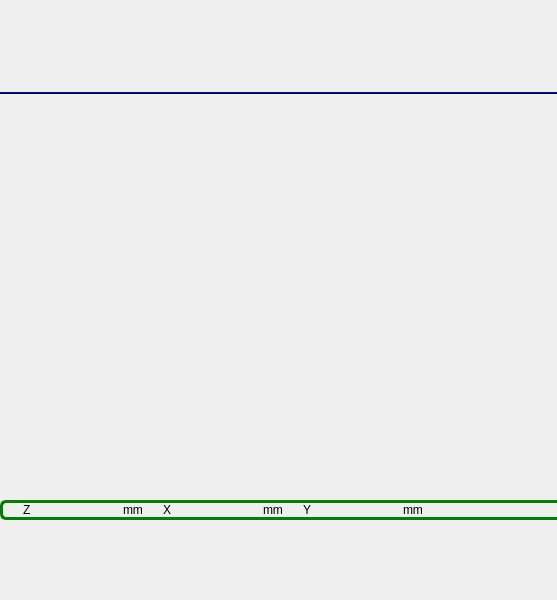
Above: mainframe.ui from GaussCheng/2-5AxisPunch before the change; both pictures show x 0 to 557 and y 0 to 600 of the 800 by 600 pixel window. Below: the same form after it.
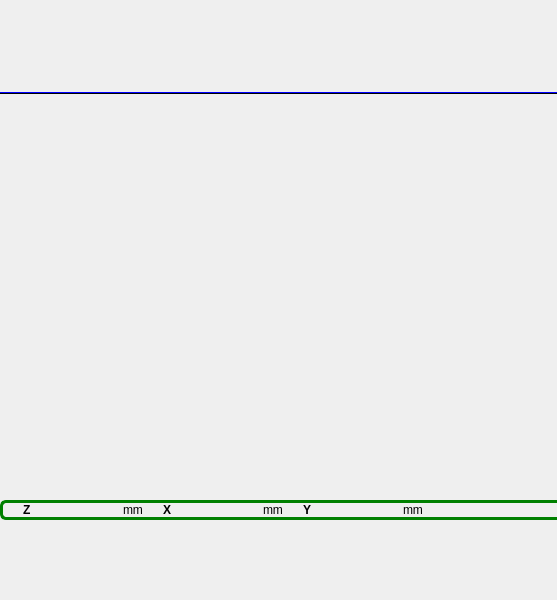
That is the form after the change. Custom widgets are drawn as their Qt base class.

The edit to the form file:
```diff
--- a/mainframe.ui
+++ b/mainframe.ui
@@ -30,18 +30,6 @@
     <layout class="QHBoxLayout" name="horizontalLayout_2">
      <item>
       <widget class="ICSystemStatusFrame" name="systemStatusFrame">
-       <property name="minimumSize">
-        <size>
-         <width>246</width>
-         <height>50</height>
-        </size>
-       </property>
-       <property name="maximumSize">
-        <size>
-         <width>246</width>
-         <height>50</height>
-        </size>
-       </property>
        <property name="frameShape">
         <enum>QFrame::NoFrame</enum>
        </property>
@@ -230,6 +218,12 @@
       </property>
       <item>
        <widget class="QLabel" name="label">
+        <property name="font">
+         <font>
+          <weight>75</weight>
+          <bold>true</bold>
+         </font>
+        </property>
         <property name="text">
          <string>Z</string>
         </property>
@@ -263,6 +257,12 @@
       </item>
       <item>
        <widget class="QLabel" name="label_5">
+        <property name="font">
+         <font>
+          <weight>75</weight>
+          <bold>true</bold>
+         </font>
+        </property>
         <property name="text">
          <string>X</string>
         </property>
@@ -296,6 +296,12 @@
       </item>
       <item>
        <widget class="QLabel" name="label_6">
+        <property name="font">
+         <font>
+          <weight>75</weight>
+          <bold>true</bold>
+         </font>
+        </property>
         <property name="text">
          <string>Y</string>
         </property>
```
